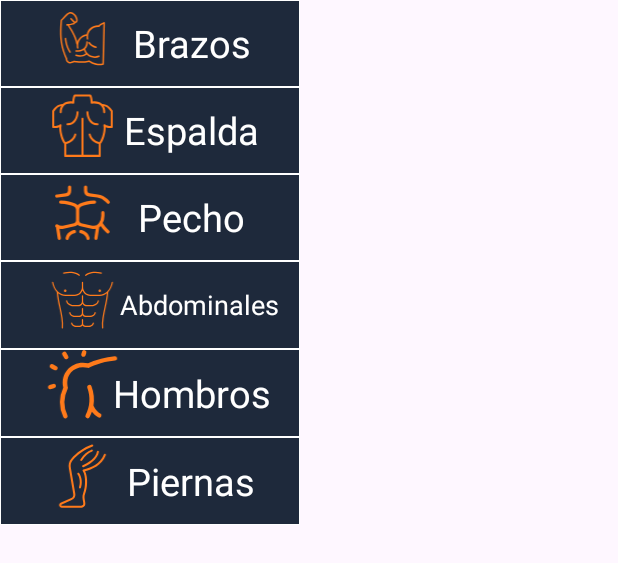
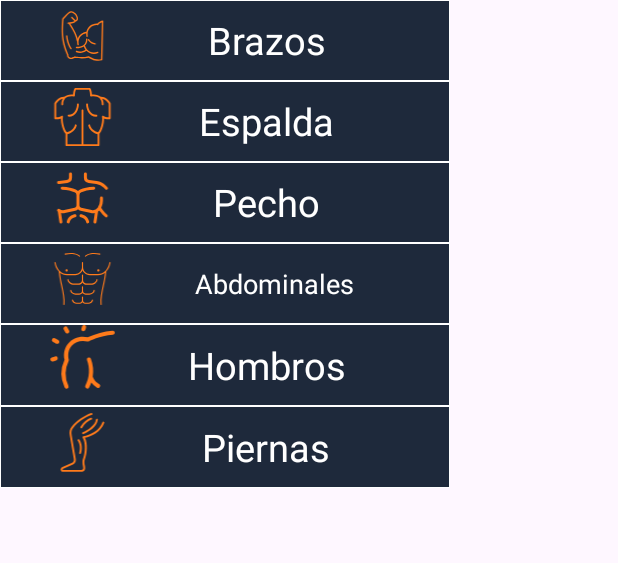
Before and after one commit to matiasmm1011/DailyRep, an Android app: the layout menu_parte_cuerpo.xml on its own in the app's theme, with its tools: preview values and no code run, on a phone screen of 412 x 824 dp. Shown: the top 563 px of the screen. Run offline under Robolectric (Android 15) with nearby library versions, the phone set to English and light mode, and no system bars.

Commit message:
menu nuevo 2

```diff
--- a/app/build.gradle.kts
+++ b/app/build.gradle.kts
@@ -1,7 +1,7 @@
 plugins {
     alias(libs.plugins.android.application)
     alias(libs.plugins.kotlin.android)
-    id("com.google.gms.google-services") version "4.4.4" apply false
+    id("com.google.gms.google-services")
 }
 
 
@@ -49,6 +49,7 @@ dependencies {
     implementation(libs.androidx.activity)
     implementation(libs.androidx.constraintlayout)
     implementation(platform("com.google.firebase:firebase-bom:34.6.0"))
+    implementation("com.google.firebase:firebase-auth")
     testImplementation(libs.junit)
     androidTestImplementation(libs.androidx.junit)
     androidTestImplementation(libs.androidx.espresso.core)
--- a/app/src/main/res/layout/activity_login.xml
+++ b/app/src/main/res/layout/activity_login.xml
@@ -93,6 +93,7 @@
             android:layout_marginHorizontal="30dp"
             android:background="@android:color/transparent">
             <EditText
+                android:id="@+id/correo"
                 android:layout_width="match_parent"
                 android:layout_height="0dp"
                 android:layout_weight="1"
@@ -103,6 +104,7 @@
                 android:textColor="@color/textos">
             </EditText>
             <EditText
+                android:id="@+id/password"
                 android:layout_width="match_parent"
                 android:layout_height="0dp"
                 android:layout_weight="1"
--- a/app/src/main/res/layout/menu_parte_cuerpo.xml
+++ b/app/src/main/res/layout/menu_parte_cuerpo.xml
@@ -1,7 +1,7 @@
 <?xml version="1.0" encoding="utf-8"?>
 <LinearLayout xmlns:android="http://schemas.android.com/apk/res/android"
-    android:layout_width="200dp"
-    android:layout_height="350dp"
+    android:layout_width="300dp"
+    android:layout_height="325dp"
     xmlns:app="http://schemas.android.com/apk/res-auto"
     android:weightSum="6"
     android:orientation="vertical"
--- a/build.gradle.kts
+++ b/build.gradle.kts
@@ -2,4 +2,5 @@
 plugins {
     alias(libs.plugins.android.application) apply false
     alias(libs.plugins.kotlin.android) apply false
+    id("com.google.gms.google-services") version "4.4.4" apply false
 }
```
